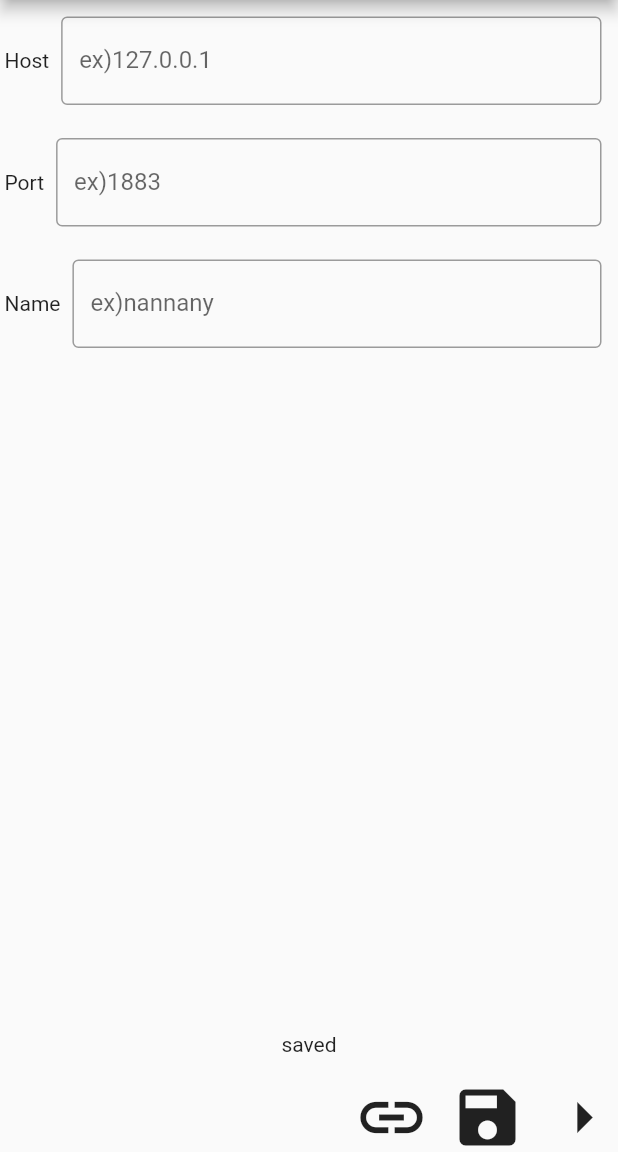
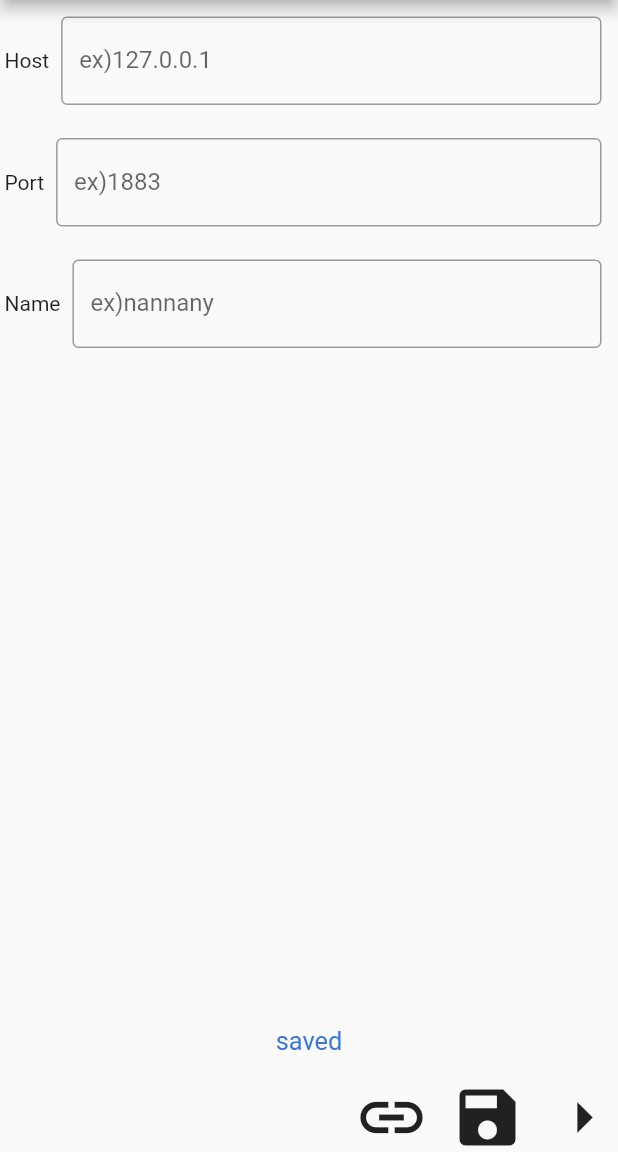
Before and after one commit to nannany/simple_mqtt_client, a Flutter app: the screen it shows after launch, after a tap on the "save" icon, on a phone screen of 412 x 824 dp, the part 84-1236 px from its top. Run offline on Flutter 3.47's test engine with Material 2 defaults, Android fonts, the phone set to English and light mode, and no system bars; our stand-ins replace shared_preferences; missing offline and left inert: mqtt_client.

Commit message:
保存押下時に文字が浮かび上がるように

```diff
--- a/lib/save_status.dart
+++ b/lib/save_status.dart
@@ -1,4 +1,5 @@
 import 'package:flutter/cupertino.dart';
+import 'package:flutter/material.dart';
 import 'package:provider/provider.dart';
 import 'package:simple_mqtt_client/settings_store.dart';
 
@@ -7,11 +8,13 @@ class SaveStatus extends StatelessWidget {
   Widget build(BuildContext context) {
     return Consumer<SettingsStore>(
       builder: (context, settingStore, _) {
-        if (settingStore.isSaved) {
-          return Text("saved");
-        } else {
-          return Container();
-        }
+        return AnimatedDefaultTextStyle(
+          duration: const Duration(seconds: 2),
+          style: settingStore.getSaveStatusTextStyle,
+          child: Text("saved"),
+          curve: Curves.ease,
+          onEnd: () => settingStore.setSaveStatusTextStyleDefault(),
+        );
       },
     );
   }
--- a/lib/settings_store.dart
+++ b/lib/settings_store.dart
@@ -1,5 +1,6 @@
 import 'dart:convert';
 
+import 'package:flutter/material.dart';
 import 'package:flutter/widgets.dart';
 import 'package:mqtt_client/mqtt_client.dart';
 import 'package:mqtt_client/mqtt_server_client.dart';
@@ -15,6 +16,13 @@ class SettingsStore with ChangeNotifier {
   bool _isConnecting = false;
   bool _isSaved = false;
   MqttConnectReturnCode _returnCode;
+  TextStyle _saveStatusTextStatus = _initialSaveStatusTextStyle;
+
+  static TextStyle _initialSaveStatusTextStyle =
+      TextStyle(color: Colors.black, fontSize: 0);
+
+  static TextStyle _transformedSaveStatusTextStyle =
+      TextStyle(color: Colors.blueAccent, fontSize: 20);
 
   void setHost(String host) {
     _host = host;
@@ -41,6 +49,11 @@ class SettingsStore with ChangeNotifier {
     notifyListeners();
   }
 
+  void setSaveStatusTextStyleDefault() {
+    _saveStatusTextStatus = _initialSaveStatusTextStyle;
+    notifyListeners();
+  }
+
   String get getHost => _host;
 
   String get getPort => _port;
@@ -54,6 +67,8 @@ class SettingsStore with ChangeNotifier {
   bool get isSaved => _isSaved;
 
   MqttConnectReturnCode get getReturnCode => _returnCode;
+
+  TextStyle get getSaveStatusTextStyle => _saveStatusTextStatus;
 
   Future<void> connectMqttServer() async {
     _isConnecting = true;
@@ -89,6 +104,7 @@ class SettingsStore with ChangeNotifier {
     final prefs = await SharedPreferences.getInstance();
 
     _isSaved = true;
+    _saveStatusTextStatus = _transformedSaveStatusTextStyle;
 
     notifyListeners();
 
```
